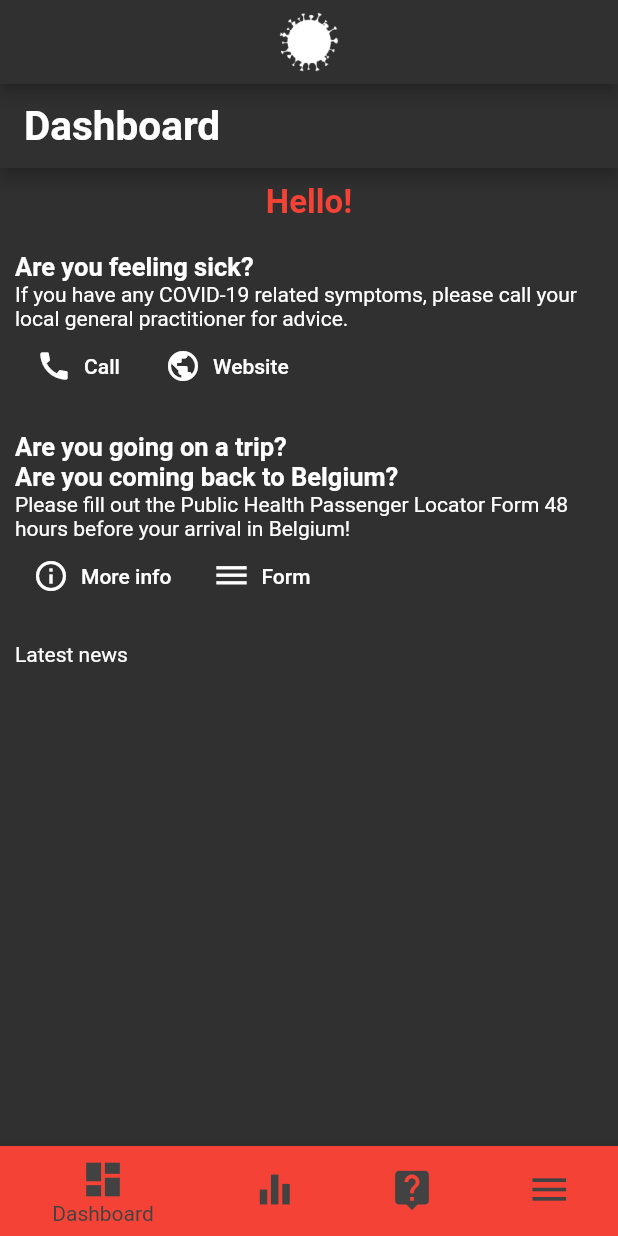
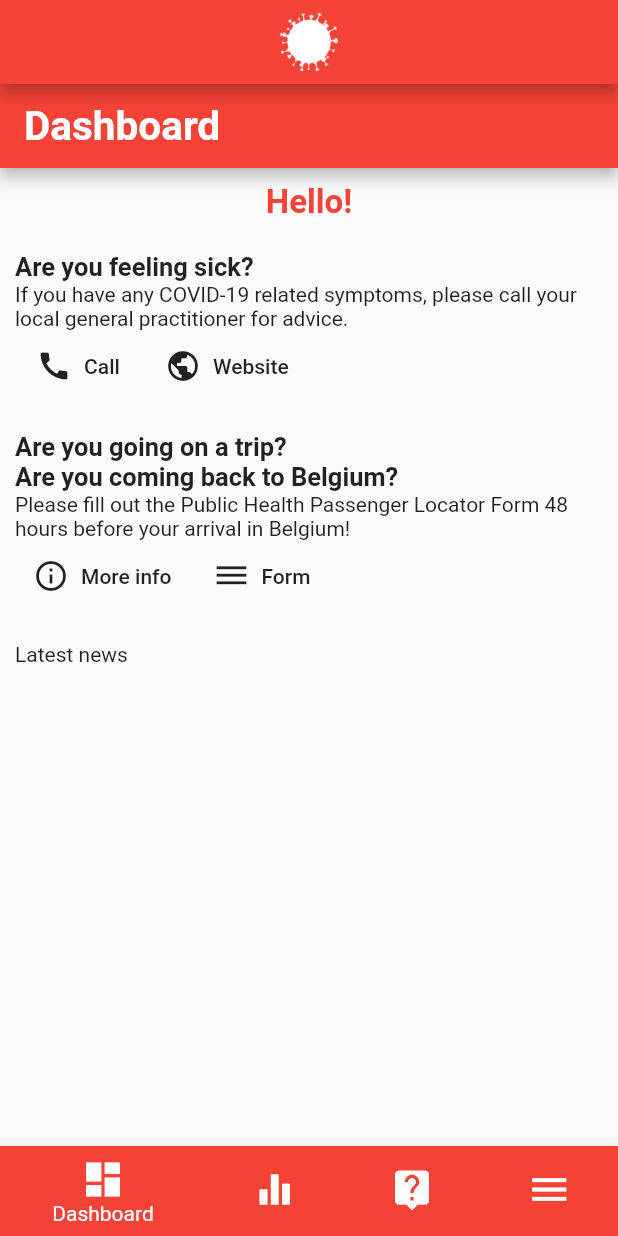
Before and after one commit to ucll-mobile-2021/project-coronaapp, a Flutter app: the screen it shows after launch, on a phone screen of 412 x 824 dp. Run offline on Flutter 3.47's test engine with Material 2 defaults, Android fonts, the phone set to English and light mode, and no system bars; our stand-ins replace shared_preferences.

Commit message:
App starts with theme light

```diff
--- a/lib/main.dart
+++ b/lib/main.dart
@@ -49,7 +49,7 @@ class _CoronaAppState extends State<CoronaApp> {
   @override
   Widget build(BuildContext context) {
     return ChangeNotifierProvider<ThemeChanger>(
-      create: (_) => ThemeChanger(ThemeData.dark()),
+      create: (_) => ThemeChanger(ThemeData.light()), // App openen met mode light
       child: new MaterialAppWithTheme(_locale), // I18N
     );
   }
--- a/lib/widgets/screenappbar.dart
+++ b/lib/widgets/screenappbar.dart
@@ -24,7 +24,7 @@ class ScreenAppBar extends StatelessWidget implements PreferredSizeWidget {
         context); // Theme
 
     return ChangeNotifierProvider<ThemeChanger>(
-      create: (_) => ThemeChanger(ThemeData.dark()),
+      create: (_) => ThemeChanger(ThemeData.light()), // Bij app openen is mode eerst op light
       child: new AppBar(
         //brightness: _themeChanger.getBrightness(), // THEMA TODO MORE?
         backgroundColor: _themeChanger.themeColors(), // THEMA
```
